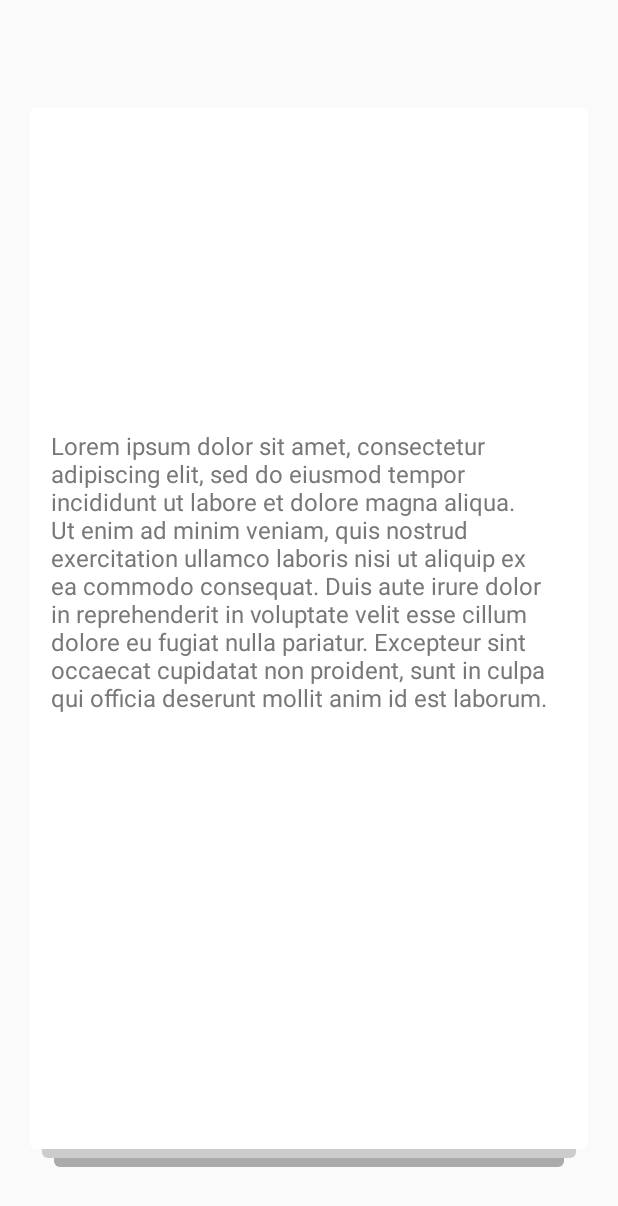
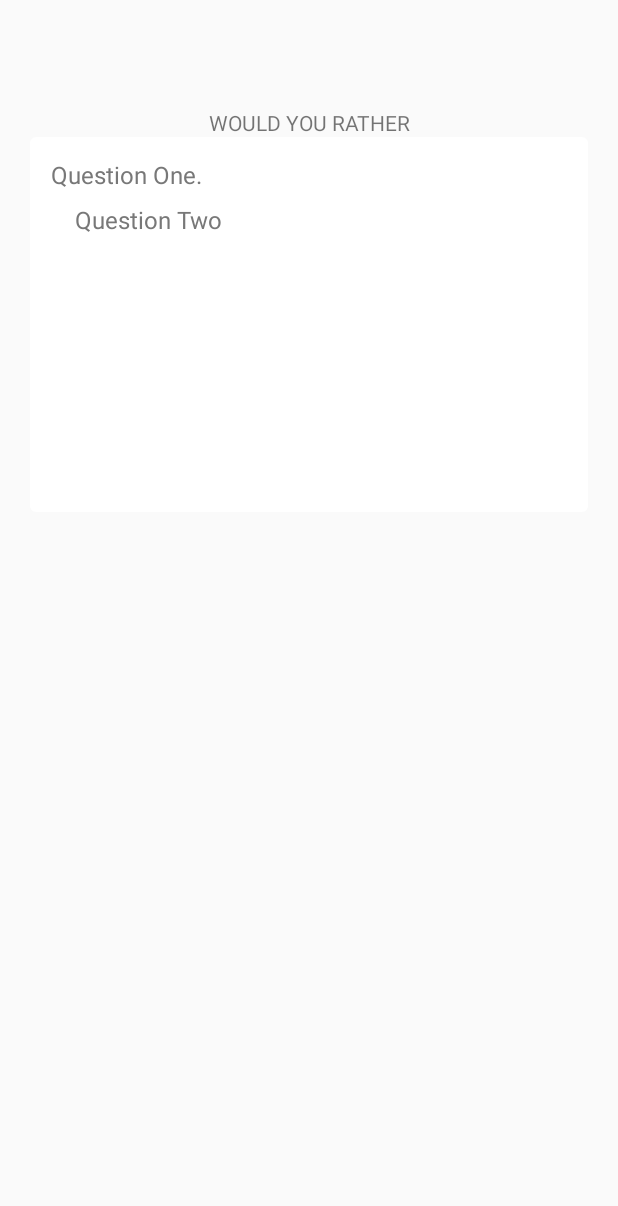
Before and after one commit to otman-soulimani/ConnectTwo, an Android app: the layout item.xml on its own in the app's theme, with its tools: preview values and no code run, on a phone screen of 412 x 824 dp. Shown: the top 1206 px of the screen. Run offline under Robolectric (Android 15) with nearby library versions, the phone set to English and light mode, and no system bars.

Commit message:
added stuff

```diff
--- a/app/src/main/java/com/nkdroid/tinderswipe/tindercard/FlingCardListener.java
+++ b/app/src/main/java/com/nkdroid/tinderswipe/tindercard/FlingCardListener.java
@@ -79,7 +79,7 @@ public class FlingCardListener implements View.OnTouchListener {
 
                 // from http://android-developers.blogspot.com/2010/06/making-sense-of-multitouch.html
                 // Save the ID of this pointer
-                MainActivity.removeBackground();
+                //MainActivity.removeBackground();
 
 
                 mActivePointerId = event.getPointerId(0);
--- a/app/src/main/res/layout/item.xml
+++ b/app/src/main/res/layout/item.xml
@@ -9,32 +9,16 @@
     android:layout_marginRight="20dp"
     android:layout_marginTop="64dp">
 
-    <FrameLayout
-        android:id="@+id/background"
-        android:layout_width="match_parent"
-        android:layout_height="match_parent">
-
     <LinearLayout
         android:layout_width="match_parent"
-            android:layout_height="match_parent"
-            android:layout_marginBottom="6dp"
-            android:layout_marginLeft="16dp"
-            android:layout_marginRight="16dp"
-            android:background="@drawable/shape2"
-            android:gravity="center_horizontal"
-            android:orientation="vertical" />
+        android:layout_height="wrap_content"
+        android:orientation="vertical">
 
-        <LinearLayout
+        <TextView
             android:layout_width="match_parent"
-            android:layout_height="match_parent"
-            android:layout_marginBottom="12dp"
-            android:layout_marginLeft="8dp"
-            android:layout_marginRight="8dp"
-            android:background="@drawable/shape1"
-            android:gravity="center_horizontal"
-            android:orientation="vertical" />
-
-    </FrameLayout>
+            android:layout_height="wrap_content"
+            android:gravity="center"
+            android:text="WOULD YOU RATHER"/>
 
         <LinearLayout
             android:layout_width="match_parent"
@@ -44,42 +28,35 @@
             android:gravity="center_horizontal"
             android:orientation="vertical">
 
-        <FrameLayout
-
-            android:layout_width="wrap_content"
-            android:layout_height="wrap_content">
-
-
-            <ImageView
-                android:id="@+id/cardImage"
-                android:layout_width="300dp"
-                android:layout_height="200dp"
-                android:padding="4dp"
-                android:scaleType="centerCrop" />
-        </FrameLayout>
-
             <LinearLayout
                 android:layout_width="match_parent"
-            android:layout_height="match_parent"
+                android:layout_height="wrap_content"
                 android:gravity="top|center_horizontal"
                 android:orientation="horizontal">
 
-            <ScrollView
-                android:layout_width="match_parent"
-                android:layout_height="match_parent">
-
                 <TextView
-                    android:id="@+id/bookText"
+                    android:id="@+id/questionOne"
                     android:layout_width="match_parent"
                     android:layout_height="wrap_content"
                     android:gravity="left"
                     android:padding="4dp"
                     android:textColor="#787878"
                     android:textSize="16sp"
-                    tools:text="Lorem ipsum dolor sit amet, consectetur adipiscing elit, sed do eiusmod tempor incididunt ut labore et dolore magna aliqua. Ut enim ad minim veniam, quis nostrud exercitation ullamco laboris nisi ut aliquip ex ea commodo consequat. Duis aute irure dolor in reprehenderit in voluptate velit esse cillum dolore eu fugiat nulla pariatur. Excepteur sint occaecat cupidatat non proident, sunt in culpa qui officia deserunt mollit anim id est laborum." />
-            </ScrollView>
+                    tools:text="Question One." />
+
             </LinearLayout>
 
+            <TextView
+                android:id="@+id/questionTwo"
+                android:layout_width="319dp"
+                android:layout_height="200dp"
+                android:padding="4dp"
+                android:gravity="left"
+                android:textColor="#787878"
+                android:textSize="16sp"
+                tools:text="Question Two" />
+
+        </LinearLayout>
     </LinearLayout>
 
 
```
Also changed, not shown: app/src/main/AndroidManifest.xml (+3 -6 lines), app/src/main/java/com/nkdroid/tinderswipe/Data.java (+9 -13 lines), app/src/main/java/com/nkdroid/tinderswipe/MainActivity.java (+14 -22 lines), 3 other files. Lines whose indentation alone changed are shown as unchanged.
